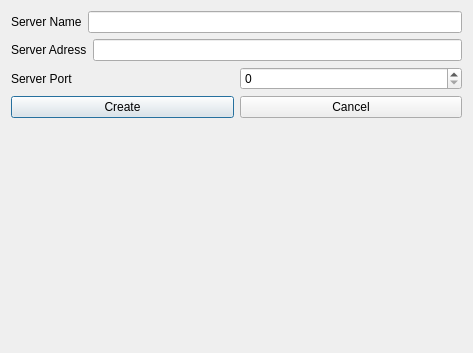
First picture: the form in newserver.ui, repository szsoppa/IRCclient, before the edit.
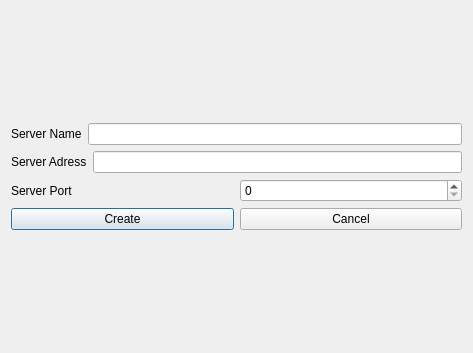
Second picture: the form after the edit.

The edit to the form file:
```diff
--- a/newserver.ui
+++ b/newserver.ui
@@ -13,8 +13,8 @@
   <property name="windowTitle">
    <string>Dialog</string>
   </property>
-  <layout class="QVBoxLayout" name="verticalLayout_3">
-   <item>
+  <layout class="QGridLayout" name="gridLayout">
+   <item row="0" column="0">
     <layout class="QVBoxLayout" name="verticalLayout_2">
      <item>
       <layout class="QVBoxLayout" name="verticalLayout">
@@ -94,433 +94,6 @@
      </item>
     </layout>
    </item>
-   <item>
-    <widget class="QLabel" name="ValidationLabel">
-     <property name="palette">
-      <palette>
-       <active>
-        <colorrole role="WindowText">
-         <brush brushstyle="SolidPattern">
-          <color alpha="255">
-           <red>0</red>
-           <green>0</green>
-           <blue>0</blue>
-          </color>
-         </brush>
-        </colorrole>
-        <colorrole role="Button">
-         <brush brushstyle="SolidPattern">
-          <color alpha="255">
-           <red>255</red>
-           <green>0</green>
-           <blue>0</blue>
-          </color>
-         </brush>
-        </colorrole>
-        <colorrole role="Light">
-         <brush brushstyle="SolidPattern">
-          <color alpha="255">
-           <red>255</red>
-           <green>127</green>
-           <blue>127</blue>
-          </color>
-         </brush>
-        </colorrole>
-        <colorrole role="Midlight">
-         <brush brushstyle="SolidPattern">
-          <color alpha="255">
-           <red>255</red>
-           <green>63</green>
-           <blue>63</blue>
-          </color>
-         </brush>
-        </colorrole>
-        <colorrole role="Dark">
-         <brush brushstyle="SolidPattern">
-          <color alpha="255">
-           <red>127</red>
-           <green>0</green>
-           <blue>0</blue>
-          </color>
-         </brush>
-        </colorrole>
-        <colorrole role="Mid">
-         <brush brushstyle="SolidPattern">
-          <color alpha="255">
-           <red>170</red>
-           <green>0</green>
-           <blue>0</blue>
-          </color>
-         </brush>
-        </colorrole>
-        <colorrole role="Text">
-         <brush brushstyle="SolidPattern">
-          <color alpha="255">
-           <red>0</red>
-           <green>0</green>
-           <blue>0</blue>
-          </color>
-         </brush>
-        </colorrole>
-        <colorrole role="BrightText">
-         <brush brushstyle="SolidPattern">
-          <color alpha="255">
-           <red>255</red>
-           <green>255</green>
-           <blue>255</blue>
-          </color>
-         </brush>
-        </colorrole>
-        <colorrole role="ButtonText">
-         <brush brushstyle="SolidPattern">
-          <color alpha="255">
-           <red>0</red>
-           <green>0</green>
-           <blue>0</blue>
-          </color>
-         </brush>
-        </colorrole>
-        <colorrole role="Base">
-         <brush brushstyle="SolidPattern">
-          <color alpha="255">
-           <red>255</red>
-           <green>255</green>
-           <blue>255</blue>
-          </color>
-         </brush>
-        </colorrole>
-        <colorrole role="Window">
-         <brush brushstyle="SolidPattern">
-          <color alpha="255">
-           <red>255</red>
-           <green>0</green>
-           <blue>0</blue>
-          </color>
-         </brush>
-        </colorrole>
-        <colorrole role="Shadow">
-         <brush brushstyle="SolidPattern">
-          <color alpha="255">
-           <red>0</red>
-           <green>0</green>
-           <blue>0</blue>
-          </color>
-         </brush>
-        </colorrole>
-        <colorrole role="AlternateBase">
-         <brush brushstyle="SolidPattern">
-          <color alpha="255">
-           <red>255</red>
-           <green>127</green>
-           <blue>127</blue>
-          </color>
-         </brush>
-        </colorrole>
-        <colorrole role="ToolTipBase">
-         <brush brushstyle="SolidPattern">
-          <color alpha="255">
-           <red>255</red>
-           <green>255</green>
-           <blue>220</blue>
-          </color>
-         </brush>
-        </colorrole>
-        <colorrole role="ToolTipText">
-         <brush brushstyle="SolidPattern">
-          <color alpha="255">
-           <red>0</red>
-           <green>0</green>
-           <blue>0</blue>
-          </color>
-         </brush>
-        </colorrole>
-       </active>
-       <inactive>
-        <colorrole role="WindowText">
-         <brush brushstyle="SolidPattern">
-          <color alpha="255">
-           <red>0</red>
-           <green>0</green>
-           <blue>0</blue>
-          </color>
-         </brush>
-        </colorrole>
-        <colorrole role="Button">
-         <brush brushstyle="SolidPattern">
-          <color alpha="255">
-           <red>255</red>
-           <green>0</green>
-           <blue>0</blue>
-          </color>
-         </brush>
-        </colorrole>
-        <colorrole role="Light">
-         <brush brushstyle="SolidPattern">
-          <color alpha="255">
-           <red>255</red>
-           <green>127</green>
-           <blue>127</blue>
-          </color>
-         </brush>
-        </colorrole>
-        <colorrole role="Midlight">
-         <brush brushstyle="SolidPattern">
-          <color alpha="255">
-           <red>255</red>
-           <green>63</green>
-           <blue>63</blue>
-          </color>
-         </brush>
-        </colorrole>
-        <colorrole role="Dark">
-         <brush brushstyle="SolidPattern">
-          <color alpha="255">
-           <red>127</red>
-           <green>0</green>
-           <blue>0</blue>
-          </color>
-         </brush>
-        </colorrole>
-        <colorrole role="Mid">
-         <brush brushstyle="SolidPattern">
-          <color alpha="255">
-           <red>170</red>
-           <green>0</green>
-           <blue>0</blue>
-          </color>
-         </brush>
-        </colorrole>
-        <colorrole role="Text">
-         <brush brushstyle="SolidPattern">
-          <color alpha="255">
-           <red>0</red>
-           <green>0</green>
-           <blue>0</blue>
-          </color>
-         </brush>
-        </colorrole>
-        <colorrole role="BrightText">
-         <brush brushstyle="SolidPattern">
-          <color alpha="255">
-           <red>255</red>
-           <green>255</green>
-           <blue>255</blue>
-          </color>
-         </brush>
-        </colorrole>
-        <colorrole role="ButtonText">
-         <brush brushstyle="SolidPattern">
-          <color alpha="255">
-           <red>0</red>
-           <green>0</green>
-           <blue>0</blue>
-          </color>
-         </brush>
-        </colorrole>
-        <colorrole role="Base">
-         <brush brushstyle="SolidPattern">
-          <color alpha="255">
-           <red>255</red>
-           <green>255</green>
-           <blue>255</blue>
-          </color>
-         </brush>
-        </colorrole>
-        <colorrole role="Window">
-         <brush brushstyle="SolidPattern">
-          <color alpha="255">
-           <red>255</red>
-           <green>0</green>
-           <blue>0</blue>
-          </color>
-         </brush>
-        </colorrole>
-        <colorrole role="Shadow">
-         <brush brushstyle="SolidPattern">
-          <color alpha="255">
-           <red>0</red>
-           <green>0</green>
-           <blue>0</blue>
-          </color>
-         </brush>
-        </colorrole>
-        <colorrole role="AlternateBase">
-         <brush brushstyle="SolidPattern">
-          <color alpha="255">
-           <red>255</red>
-           <green>127</green>
-           <blue>127</blue>
-          </color>
-         </brush>
-        </colorrole>
-        <colorrole role="ToolTipBase">
-         <brush brushstyle="SolidPattern">
-          <color alpha="255">
-           <red>255</red>
-           <green>255</green>
-           <blue>220</blue>
-          </color>
-         </brush>
-        </colorrole>
-        <colorrole role="ToolTipText">
-         <brush brushstyle="SolidPattern">
-          <color alpha="255">
-           <red>0</red>
-           <green>0</green>
-           <blue>0</blue>
-          </color>
-         </brush>
-        </colorrole>
-       </inactive>
-       <disabled>
-        <colorrole role="WindowText">
-         <brush brushstyle="SolidPattern">
-          <color alpha="255">
-           <red>127</red>
-           <green>0</green>
-           <blue>0</blue>
-          </color>
-         </brush>
-        </colorrole>
-        <colorrole role="Button">
-         <brush brushstyle="SolidPattern">
-          <color alpha="255">
-           <red>255</red>
-           <green>0</green>
-           <blue>0</blue>
-          </color>
-         </brush>
-        </colorrole>
-        <colorrole role="Light">
-         <brush brushstyle="SolidPattern">
-          <color alpha="255">
-           <red>255</red>
-           <green>127</green>
-           <blue>127</blue>
-          </color>
-         </brush>
-        </colorrole>
-        <colorrole role="Midlight">
-         <brush brushstyle="SolidPattern">
-          <color alpha="255">
-           <red>255</red>
-           <green>63</green>
-           <blue>63</blue>
-          </color>
-         </brush>
-        </colorrole>
-        <colorrole role="Dark">
-         <brush brushstyle="SolidPattern">
-          <color alpha="255">
-           <red>127</red>
-           <green>0</green>
-           <blue>0</blue>
-          </color>
-         </brush>
-        </colorrole>
-        <colorrole role="Mid">
-         <brush brushstyle="SolidPattern">
-          <color alpha="255">
-           <red>170</red>
-           <green>0</green>
-           <blue>0</blue>
-          </color>
-         </brush>
-        </colorrole>
-        <colorrole role="Text">
-         <brush brushstyle="SolidPattern">
-          <color alpha="255">
-           <red>127</red>
-           <green>0</green>
-           <blue>0</blue>
-          </color>
-         </brush>
-        </colorrole>
-        <colorrole role="BrightText">
-         <brush brushstyle="SolidPattern">
-          <color alpha="255">
-           <red>255</red>
-           <green>255</green>
-           <blue>255</blue>
-          </color>
-         </brush>
-        </colorrole>
-        <colorrole role="ButtonText">
-         <brush brushstyle="SolidPattern">
-          <color alpha="255">
-           <red>127</red>
-           <green>0</green>
-           <blue>0</blue>
-          </color>
-         </brush>
-        </colorrole>
-        <colorrole role="Base">
-         <brush brushstyle="SolidPattern">
-          <color alpha="255">
-           <red>255</red>
-           <green>0</green>
-           <blue>0</blue>
-          </color>
-         </brush>
-        </colorrole>
-        <colorrole role="Window">
-         <brush brushstyle="SolidPattern">
-          <color alpha="255">
-           <red>255</red>
-           <green>0</green>
-           <blue>0</blue>
-          </color>
-         </brush>
-        </colorrole>
-        <colorrole role="Shadow">
-         <brush brushstyle="SolidPattern">
-          <color alpha="255">
-           <red>0</red>
-           <green>0</green>
-           <blue>0</blue>
-          </color>
-         </brush>
-        </colorrole>
-        <colorrole role="AlternateBase">
-         <brush brushstyle="SolidPattern">
-          <color alpha="255">
-           <red>255</red>
-           <green>0</green>
-           <blue>0</blue>
-          </color>
-         </brush>
-        </colorrole>
-        <colorrole role="ToolTipBase">
-         <brush brushstyle="SolidPattern">
-          <color alpha="255">
-           <red>255</red>
-           <green>255</green>
-           <blue>220</blue>
-          </color>
-         </brush>
-        </colorrole>
-        <colorrole role="ToolTipText">
-         <brush brushstyle="SolidPattern">
-          <color alpha="255">
-           <red>0</red>
-           <green>0</green>
-           <blue>0</blue>
-          </color>
-         </brush>
-        </colorrole>
-       </disabled>
-      </palette>
-     </property>
-     <property name="font">
-      <font>
-       <pointsize>20</pointsize>
-      </font>
-     </property>
-     <property name="text">
-      <string/>
-     </property>
-    </widget>
-   </item>
   </layout>
  </widget>
  <resources/>
```
